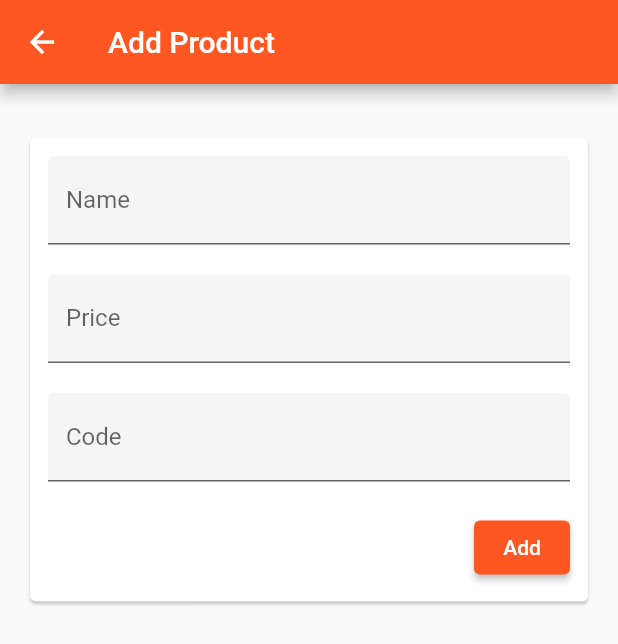
After one commit to rachmizard/crud-flutter-fe, a Flutter app: the AddProductScreen screen opened by its route, on a phone screen of 412 x 824 dp. The commit adds this screen. Shown: the top 644 px of the screen. Run offline on Flutter 3.47's test engine with Material 2 defaults, Android fonts, the phone set to English and light mode, and no system bars; our stand-ins replace shared_preferences; accounts and stored records are empty; network calls fail.

Commit message:
feat(): implement add product functionality

```diff
--- a/lib/models/product_model.dart
+++ b/lib/models/product_model.dart
@@ -1,5 +1,5 @@
 class ProductModel {
-  int id;
+  int? id;
   String code;
   String name;
   int price;
@@ -7,7 +7,7 @@ class ProductModel {
   DateTime? updatedAt;
 
   ProductModel({
-    required this.id,
+    this.id,
     required this.code,
     required this.name,
     required this.price,
--- /dev/null
+++ b/lib/screens/add_product_screen.dart
@@ -0,0 +1,58 @@
+import 'package:flutter/material.dart';
+import 'package:frontend/models/product_model.dart';
+import 'package:frontend/services/product_service.dart';
+import 'package:frontend/ui/product/form_ui.dart';
+
+class AddProductScreen extends StatelessWidget {
+  const AddProductScreen({Key? key}) : super(key: key);
+
+  @override
+  Widget build(BuildContext context) {
+    var navigator = Navigator.of(context);
+    var snackbar = ScaffoldMessenger.of(context);
+    var productService = ProductService();
+
+    onSubmit(ProductModel values) async {
+      try {
+        await productService.createProduct(
+          ProductModel(
+            name: values.name,
+            price: values.price,
+            code: values.code,
+          ),
+        );
+
+        snackbar.showSnackBar(
+          const SnackBar(
+            content: Text("Product added"),
+          ),
+        );
+        navigator.pop();
+      } catch (e) {
+        snackbar.showSnackBar(
+          SnackBar(
+            content: Text(e.toString()),
+          ),
+        );
+      }
+    }
+
+    return Scaffold(
+      appBar: AppBar(
+        title: const Text('Add Product'),
+      ),
+      body: Container(
+        padding: const EdgeInsets.all(16),
+        child: Column(
+          children: [
+            const SizedBox(height: 16),
+            ProductFormUI(
+              onSubmit: onSubmit,
+              submitLabel: "Add",
+            ),
+          ],
+        ),
+      ),
+    );
+  }
+}
--- a/lib/screens/home_screen.dart
+++ b/lib/screens/home_screen.dart
@@ -43,7 +43,7 @@ class _HomeScreenState extends State<HomeScreen> {
 
     Future<void> onRefresh() async {
       try {
-        fetchProducts();
+        await fetchProducts();
       } catch (e) {
         snackbar.showSnackBar(
           SnackBar(
--- a/lib/ui/product/edit_form_ui.dart
+++ b/lib/ui/product/form_ui.dart
@@ -3,21 +3,20 @@
 import 'package:flutter/material.dart';
 import 'package:frontend/models/product_model.dart';
 
-class ProductEditFormUI extends StatefulWidget {
+class ProductFormUI extends StatefulWidget {
   final ProductModel? product;
-  Function({
-    String name,
-    int price,
-    String code,
-  }) onSubmit;
+  Function(ProductModel values) onSubmit;
 
-  ProductEditFormUI({super.key, this.product, required this.onSubmit});
+  String? submitLabel;
+
+  ProductFormUI(
+      {super.key, this.product, required this.onSubmit, this.submitLabel});
 
   @override
-  State<ProductEditFormUI> createState() => _ProductEditFormUIState();
+  State<ProductFormUI> createState() => _ProductFormUIState();
 }
 
-class _ProductEditFormUIState extends State<ProductEditFormUI> {
+class _ProductFormUIState extends State<ProductFormUI> {
   final _formKey = GlobalKey<FormState>();
 
   final _nameController = TextEditingController();
@@ -107,13 +106,15 @@ class _ProductEditFormUIState extends State<ProductEditFormUI> {
                     onPressed: () {
                       if (_formKey.currentState!.validate()) {
                         widget.onSubmit(
-                          name: _nameController.text,
-                          price: int.parse(_priceController.text),
-                          code: _codeController.text,
+                          ProductModel(
+                            name: _nameController.text,
+                            price: int.parse(_priceController.text).toInt(),
+                            code: _codeController.text,
+                          ),
                         );
                       }
                     },
-                    child: const Text('Update Product'),
+                    child: Text(widget.submitLabel ?? 'Submit'),
                   ),
                 ],
               ),
--- a/lib/utils/base_response.dart
+++ b/lib/utils/base_response.dart
@@ -1,5 +1,5 @@
 class BaseResponse<T> {
-  bool? status;
+  dynamic status;
   int? code;
   T? data;
   String? message;
--- a/lib/utils/routes.dart
+++ b/lib/utils/routes.dart
@@ -1,4 +1,5 @@
 import 'package:flutter/material.dart';
+import 'package:frontend/screens/add_product_screen.dart';
 import 'package:frontend/screens/edit_product_screen.dart';
 import 'package:frontend/screens/home_screen.dart';
 
@@ -10,4 +11,5 @@ final Map<String, WidgetBuilder> routes = {
   '/login': (BuildContext context) => const LoginScreen(),
   '/register': (BuildContext context) => const RegisterScreen(),
   '/edit-product': (BuildContext context) => const EditProductScreen(),
+  '/add-product': (BuildContext context) => const AddProductScreen(),
 };
```
Also changed, not shown: lib/services/product_service.dart (+9 -24 lines), lib/ui/product/edit_ui.dart (+8 -13 lines).
